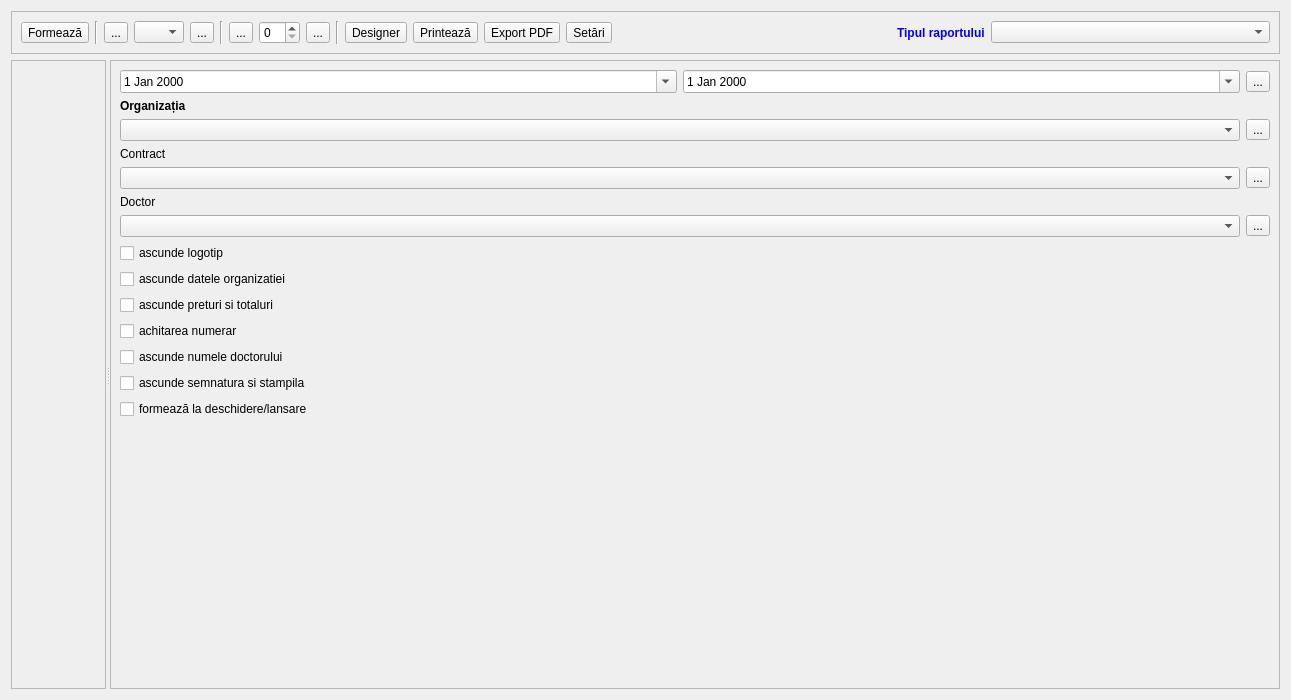
Qt form data/reports.ui (debalex77/USG) before a commit.
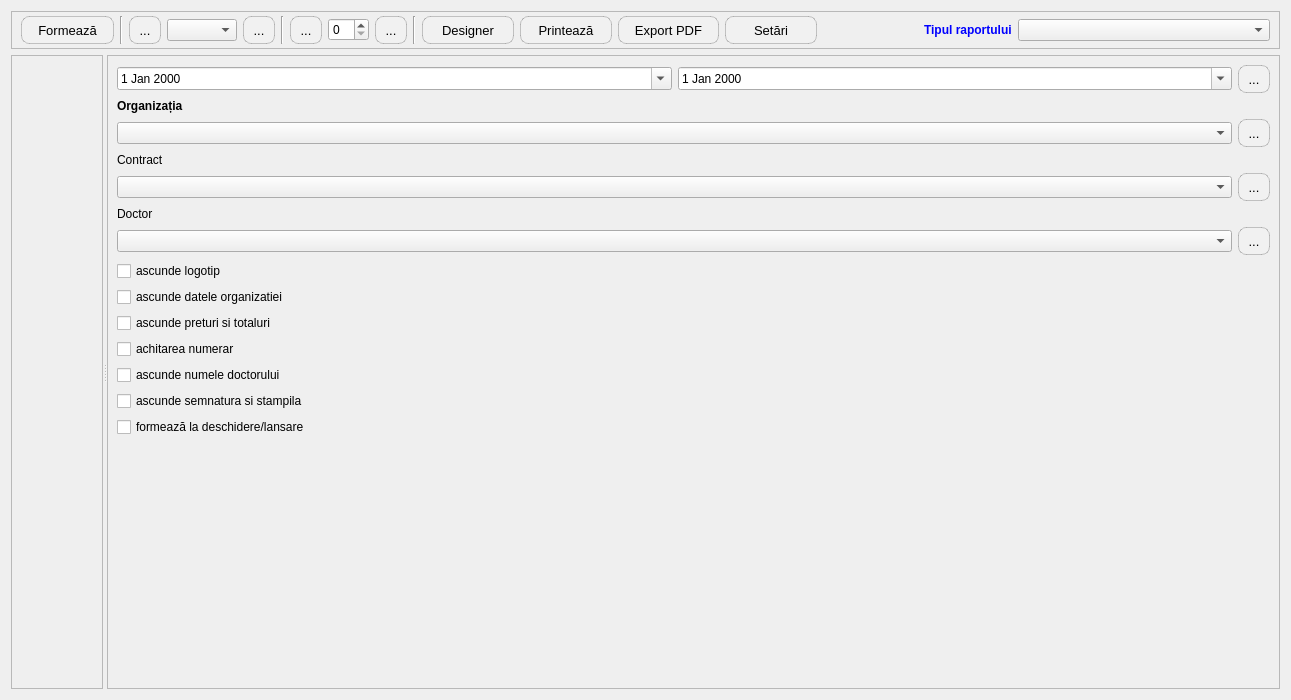
The same form after that commit. Icons and pictures are not drawn.

Diff of the .ui file:
```diff
--- a/data/reports.ui
+++ b/data/reports.ui
@@ -10,6 +10,11 @@
     <height>700</height>
    </rect>
   </property>
+  <property name="font">
+   <font>
+    <family>Segoe UI</family>
+   </font>
+  </property>
   <property name="windowTitle">
    <string>Dialog</string>
   </property>
@@ -33,6 +38,12 @@
       <enum>QFrame::Raised</enum>
      </property>
      <layout class="QGridLayout" name="gridLayout">
+      <property name="topMargin">
+       <number>4</number>
+      </property>
+      <property name="bottomMargin">
+       <number>4</number>
+      </property>
       <item row="0" column="5">
        <widget class="Line" name="line_2">
         <property name="orientation">
@@ -42,6 +53,25 @@
       </item>
       <item row="0" column="4">
        <widget class="QToolButton" name="btnZoomOut">
+        <property name="styleSheet">
+         <string notr="true">QToolButton
+{
+    border: 1px solid rgba(0, 0, 0, 0.2);
+    border-radius: 8px;
+    background-color: #f1f1f1;
+    color: #000000;
+    font-size: 13px;
+    padding: 4px 4px;
+}
+QToolButton:hover
+{
+    background-color: #e0e0e0;
+}
+QToolButton:pressed
+{
+    background-color: #d0d0d0;
+}</string>
+        </property>
         <property name="text">
          <string>...</string>
         </property>
@@ -53,6 +83,31 @@
       </item>
       <item row="0" column="10">
        <widget class="QToolButton" name="btnOpenDesigner">
+        <property name="minimumSize">
+         <size>
+          <width>92</width>
+          <height>21</height>
+         </size>
+        </property>
+        <property name="styleSheet">
+         <string notr="true">QToolButton
+{
+    border: 1px solid rgba(0, 0, 0, 0.2);
+    border-radius: 8px;
+    background-color: #f1f1f1;
+    color: #000000;
+    font-size: 13px;
+    padding: 4px 10px;
+}
+QToolButton:hover
+{
+    background-color: #e0e0e0;
+}
+QToolButton:pressed
+{
+    background-color: #d0d0d0;
+}</string>
+        </property>
         <property name="text">
          <string>Designer</string>
         </property>
@@ -74,6 +129,25 @@
       </item>
       <item row="0" column="6">
        <widget class="QToolButton" name="btnBackPage">
+        <property name="styleSheet">
+         <string notr="true">QToolButton
+{
+    border: 1px solid rgba(0, 0, 0, 0.2);
+    border-radius: 8px;
+    background-color: #f1f1f1;
+    color: #000000;
+    font-size: 13px;
+    padding: 4px 4px;
+}
+QToolButton:hover
+{
+    background-color: #e0e0e0;
+}
+QToolButton:pressed
+{
+    background-color: #d0d0d0;
+}</string>
+        </property>
         <property name="text">
          <string>...</string>
         </property>
@@ -87,10 +161,29 @@
        <widget class="QToolButton" name="btnExportPdf">
         <property name="minimumSize">
          <size>
-          <width>0</width>
-          <height>0</height>
+          <width>92</width>
+          <height>21</height>
          </size>
         </property>
+        <property name="styleSheet">
+         <string notr="true">QToolButton
+{
+    border: 1px solid rgba(0, 0, 0, 0.2);
+    border-radius: 8px;
+    background-color: #f1f1f1;
+    color: #000000;
+    font-size: 13px;
+    padding: 4px 10px;
+}
+QToolButton:hover
+{
+    background-color: #e0e0e0;
+}
+QToolButton:pressed
+{
+    background-color: #d0d0d0;
+}</string>
+        </property>
         <property name="text">
          <string>Export PDF</string>
         </property>
@@ -107,10 +200,29 @@
        <widget class="QToolButton" name="btnSettingsReport">
         <property name="minimumSize">
          <size>
-          <width>0</width>
-          <height>0</height>
+          <width>92</width>
+          <height>21</height>
          </size>
         </property>
+        <property name="styleSheet">
+         <string notr="true">QToolButton
+{
+    border: 1px solid rgba(0, 0, 0, 0.2);
+    border-radius: 8px;
+    background-color: #f1f1f1;
+    color: #000000;
+    font-size: 13px;
+    padding: 4px 10px;
+}
+QToolButton:hover
+{
+    background-color: #e0e0e0;
+}
+QToolButton:pressed
+{
+    background-color: #d0d0d0;
+}</string>
+        </property>
         <property name="text">
          <string>Setări</string>
         </property>
@@ -127,10 +239,29 @@
        <widget class="QToolButton" name="btnPrintReport">
         <property name="minimumSize">
          <size>
-          <width>0</width>
-          <height>0</height>
+          <width>92</width>
+          <height>21</height>
          </size>
         </property>
+        <property name="styleSheet">
+         <string notr="true">QToolButton
+{
+    border: 1px solid rgba(0, 0, 0, 0.2);
+    border-radius: 8px;
+    background-color: #f1f1f1;
+    color: #000000;
+    font-size: 13px;
+    padding: 4px 10px;
+}
+QToolButton:hover
+{
+    background-color: #e0e0e0;
+}
+QToolButton:pressed
+{
+    background-color: #d0d0d0;
+}</string>
+        </property>
         <property name="text">
          <string>Printează</string>
         </property>
@@ -153,7 +284,7 @@
         </property>
         <property name="minimumSize">
          <size>
-          <width>0</width>
+          <width>70</width>
           <height>0</height>
          </size>
         </property>
@@ -184,10 +315,29 @@
        <widget class="QToolButton" name="btnGenerateReport">
         <property name="minimumSize">
          <size>
-          <width>0</width>
-          <height>0</height>
+          <width>92</width>
+          <height>21</height>
          </size>
         </property>
+        <property name="styleSheet">
+         <string notr="true">QToolButton
+{
+    border: 1px solid rgba(0, 0, 0, 0.2);
+    border-radius: 8px;
+    background-color: #f1f1f1;
+    color: #000000;
+    font-size: 13px;
+    padding: 4px 10px;
+}
+QToolButton:hover
+{
+    background-color: #e0e0e0;
+}
+QToolButton:pressed
+{
+    background-color: #d0d0d0;
+}</string>
+        </property>
         <property name="text">
          <string>Formează</string>
         </property>
@@ -210,6 +360,7 @@
         </property>
         <property name="font">
          <font>
+          <family>Cantarell</family>
           <bold>true</bold>
          </font>
         </property>
@@ -239,6 +390,25 @@
       </item>
       <item row="0" column="2">
        <widget class="QToolButton" name="btnZoomIn">
+        <property name="styleSheet">
+         <string notr="true">QToolButton
+{
+    border: 1px solid rgba(0, 0, 0, 0.2);
+    border-radius: 8px;
+    background-color: #f1f1f1;
+    color: #000000;
+    font-size: 13px;
+    padding: 4px 4px;
+}
+QToolButton:hover
+{
+    background-color: #e0e0e0;
+}
+QToolButton:pressed
+{
+    background-color: #d0d0d0;
+}</string>
+        </property>
         <property name="text">
          <string>...</string>
         </property>
@@ -288,6 +458,25 @@
       </item>
       <item row="0" column="8">
        <widget class="QToolButton" name="btnNextPage">
+        <property name="styleSheet">
+         <string notr="true">QToolButton
+{
+    border: 1px solid rgba(0, 0, 0, 0.2);
+    border-radius: 8px;
+    background-color: #f1f1f1;
+    color: #000000;
+    font-size: 13px;
+    padding: 4px 4px;
+}
+QToolButton:hover
+{
+    background-color: #e0e0e0;
+}
+QToolButton:pressed
+{
+    background-color: #d0d0d0;
+}</string>
+        </property>
         <property name="text">
          <string>...</string>
         </property>
@@ -372,6 +561,7 @@
         <widget class="QLabel" name="label_organization">
          <property name="font">
           <font>
+           <family>Segoe UI</family>
            <bold>true</bold>
           </font>
          </property>
@@ -396,6 +586,25 @@
        </item>
        <item row="6" column="2">
         <widget class="QToolButton" name="btnEditDoctor">
+         <property name="styleSheet">
+          <string notr="true">QToolButton
+{
+    border: 1px solid rgba(0, 0, 0, 0.2);
+    border-radius: 8px;
+    background-color: #f1f1f1;
+    color: #000000;
+    font-size: 13px;
+    padding: 4px 4px;
+}
+QToolButton:hover
+{
+    background-color: #e0e0e0;
+}
+QToolButton:pressed
+{
+    background-color: #d0d0d0;
+}</string>
+         </property>
          <property name="text">
           <string>...</string>
          </property>
@@ -421,6 +630,25 @@
        </item>
        <item row="4" column="2">
         <widget class="QToolButton" name="btnEditContract">
+         <property name="styleSheet">
+          <string notr="true">QToolButton
+{
+    border: 1px solid rgba(0, 0, 0, 0.2);
+    border-radius: 8px;
+    background-color: #f1f1f1;
+    color: #000000;
+    font-size: 13px;
+    padding: 4px 4px;
+}
+QToolButton:hover
+{
+    background-color: #e0e0e0;
+}
+QToolButton:pressed
+{
+    background-color: #d0d0d0;
+}</string>
+         </property>
          <property name="text">
           <string>...</string>
          </property>
@@ -453,6 +681,25 @@
        </item>
        <item row="2" column="2">
         <widget class="QToolButton" name="btnEditOrganization">
+         <property name="styleSheet">
+          <string notr="true">QToolButton
+{
+    border: 1px solid rgba(0, 0, 0, 0.2);
+    border-radius: 8px;
+    background-color: #f1f1f1;
+    color: #000000;
+    font-size: 13px;
+    padding: 4px 4px;
+}
+QToolButton:hover
+{
+    background-color: #e0e0e0;
+}
+QToolButton:pressed
+{
+    background-color: #d0d0d0;
+}</string>
+         </property>
          <property name="text">
           <string>...</string>
          </property>
@@ -474,6 +721,25 @@
        </item>
        <item row="0" column="2">
         <widget class="QToolButton" name="btnChoicePeriod">
+         <property name="styleSheet">
+          <string notr="true">QToolButton
+{
+    border: 1px solid rgba(0, 0, 0, 0.2);
+    border-radius: 8px;
+    background-color: #f1f1f1;
+    color: #000000;
+    font-size: 13px;
+    padding: 4px 4px;
+}
+QToolButton:hover
+{
+    background-color: #e0e0e0;
+}
+QToolButton:pressed
+{
+    background-color: #d0d0d0;
+}</string>
+         </property>
          <property name="text">
           <string>...</string>
          </property>
```
